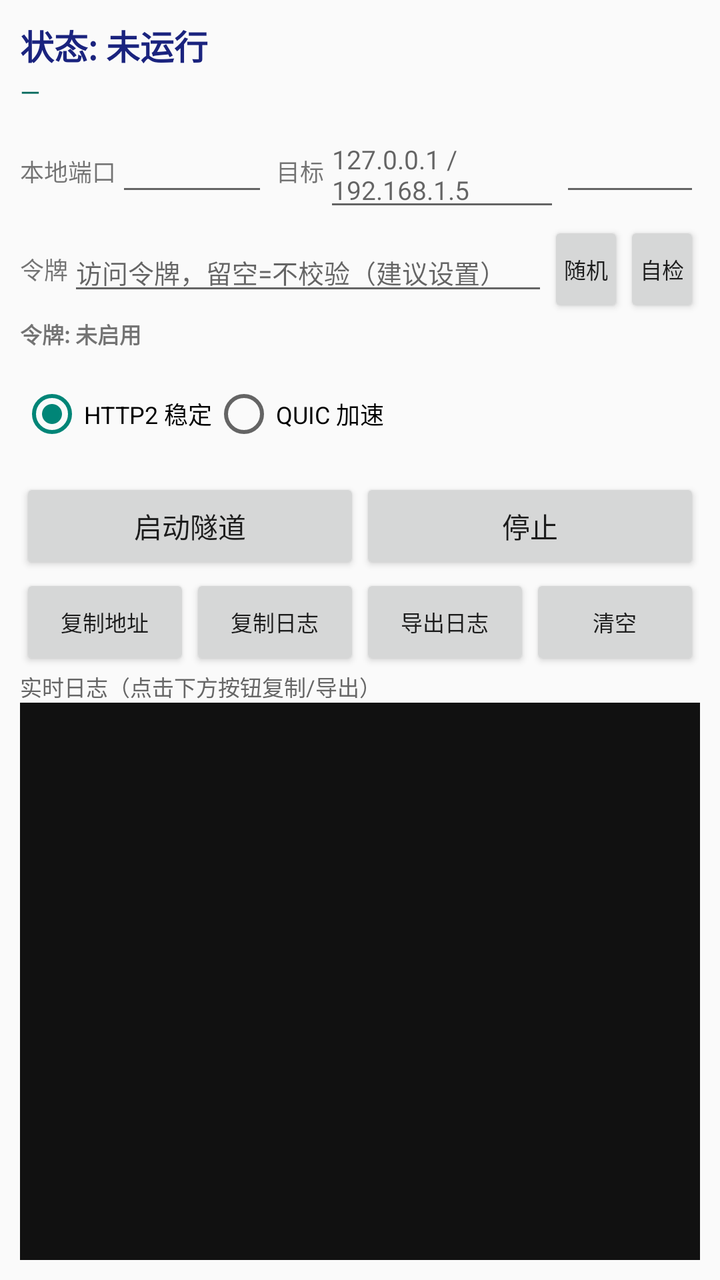
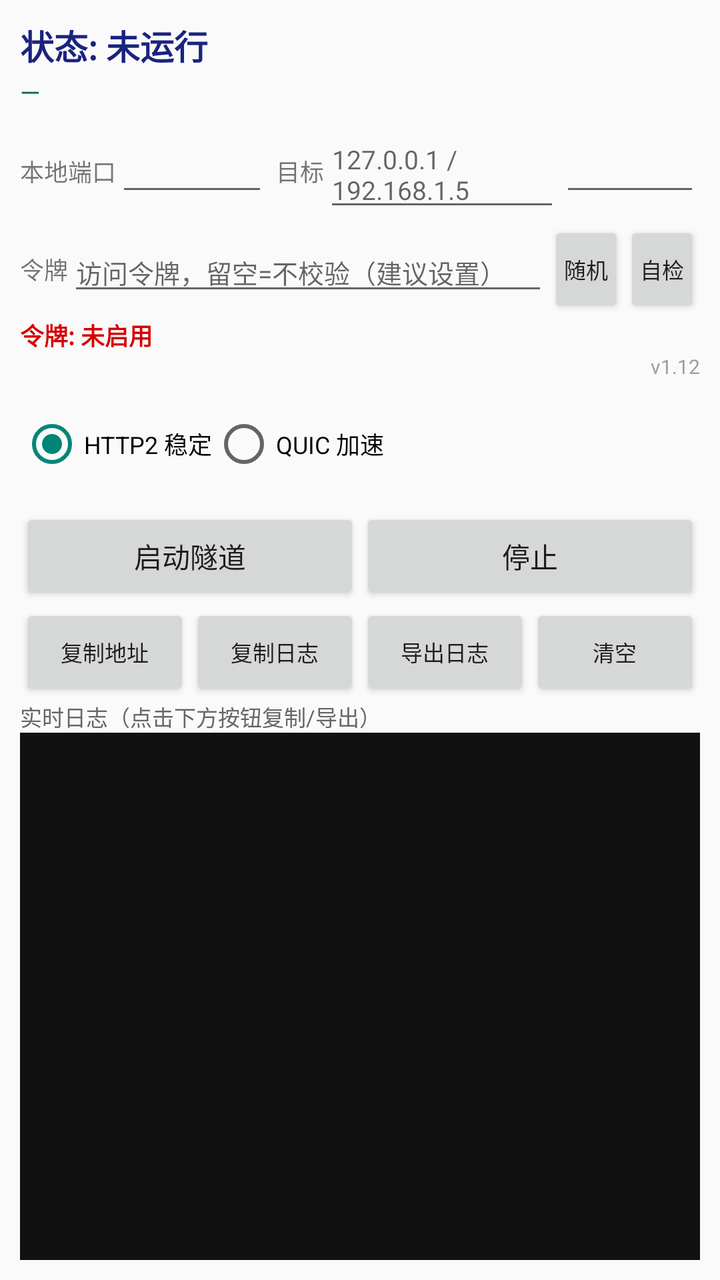

Two renders of the same Android screen: before a commit and after it. Below are the layout's source before the change and the commit's diff.
<!-- AndroidManifest.xml: application theme android:Theme.Material.Light.DarkActionBar -->
<!-- res/layout/main.xml -->
<?xml version="1.0" encoding="utf-8"?>
<LinearLayout xmlns:android="http://schemas.android.com/apk/res/android"
    android:layout_width="match_parent"
    android:layout_height="match_parent"
    android:orientation="vertical"
    android:padding="10dp"
    android:background="#FAFAFA">

    <TextView
        android:id="@+id/tvState"
        android:layout_width="match_parent"
        android:layout_height="wrap_content"
        android:text="状态: 未运行"
        android:textSize="17sp"
        android:textStyle="bold"
        android:textColor="#1A237E" />

    <TextView
        android:id="@+id/tvUrl"
        android:layout_width="match_parent"
        android:layout_height="wrap_content"
        android:layout_marginTop="2dp"
        android:layout_marginBottom="6dp"
        android:text="—"
        android:textColor="#00695C"
        android:textIsSelectable="true"
        android:textSize="13sp" />

    <LinearLayout
        android:layout_width="match_parent"
        android:layout_height="wrap_content"
        android:gravity="center_vertical"
        android:orientation="horizontal">

        <TextView
            android:layout_width="wrap_content"
            android:layout_height="wrap_content"
            android:text="本地端口"
            android:textSize="12sp" />

        <EditText
            android:id="@+id/etLocalPort"
            android:layout_width="76dp"
            android:layout_height="wrap_content"
            android:inputType="number"
            android:maxLength="5"
            android:textSize="13sp" />

        <TextView
            android:layout_width="wrap_content"
            android:layout_height="wrap_content"
            android:layout_marginStart="4dp"
            android:text="目标"
            android:textSize="12sp" />

        <EditText
            android:id="@+id/etHost"
            android:layout_width="0dp"
            android:layout_height="wrap_content"
            android:layout_weight="1"
            android:hint="127.0.0.1 / 192.168.1.5"
            android:textSize="13sp" />

        <EditText
            android:id="@+id/etTargetPort"
            android:layout_width="70dp"
            android:layout_height="wrap_content"
            android:inputType="number"
            android:maxLength="5"
            android:textSize="13sp" />
    </LinearLayout>

    <LinearLayout
        android:layout_width="match_parent"
        android:layout_height="wrap_content"
        android:gravity="center_vertical"
        android:orientation="horizontal">

        <TextView
            android:layout_width="wrap_content"
            android:layout_height="wrap_content"
            android:text="令牌"
            android:textSize="12sp" />

        <EditText
            android:id="@+id/etToken"
            android:layout_width="0dp"
            android:layout_height="wrap_content"
            android:layout_weight="1"
            android:hint="访问令牌，留空=不校验（建议设置）"
            android:inputType="textVisiblePassword"
            android:textSize="13sp" />

        <Button
            android:id="@+id/btnGenToken"
            android:layout_width="wrap_content"
            android:layout_height="wrap_content"
            android:minWidth="0dp"
            android:paddingLeft="8dp"
            android:paddingRight="8dp"
            android:text="随机"
            android:textSize="11sp" />

        <Button
            android:id="@+id/btnSelfTest"
            android:layout_width="wrap_content"
            android:layout_height="wrap_content"
            android:minWidth="0dp"
            android:paddingLeft="8dp"
            android:paddingRight="8dp"
            android:text="自检"
            android:textSize="11sp" />
    </LinearLayout>

    <TextView
        android:id="@+id/tvTokenState"
        android:layout_width="match_parent"
        android:layout_height="wrap_content"
        android:text="令牌: 未启用"
        android:textSize="11sp"
        android:textStyle="bold" />

    <LinearLayout
        android:layout_width="match_parent"
        android:layout_height="wrap_content"
        android:gravity="center_vertical"
        android:orientation="horizontal">

    <RadioGroup
        android:id="@+id/rgProtocol"
        android:layout_width="match_parent"
        android:layout_height="wrap_content"
        android:orientation="horizontal">

        <RadioButton
            android:id="@+id/rbHttp2"
            android:layout_width="wrap_content"
            android:layout_height="wrap_content"
            android:checked="true"
            android:text="HTTP2 稳定"
            android:textSize="12sp" />

        <RadioButton
            android:id="@+id/rbQuic"
            android:layout_width="wrap_content"
            android:layout_height="wrap_content"
            android:text="QUIC 加速"
            android:textSize="12sp" />
    </RadioGroup>

        <CheckBox
            android:id="@+id/cbUnlimited"
            android:layout_width="wrap_content"
            android:layout_height="wrap_content"
            android:text="无限攻击"
            android:textColor="#D50000"
            android:textSize="11sp" />
    </LinearLayout>

    <LinearLayout
        android:layout_width="match_parent"
        android:layout_height="wrap_content"
        android:orientation="horizontal">

        <Button
            android:id="@+id/btnStart"
            android:layout_width="0dp"
            android:layout_height="wrap_content"
            android:layout_weight="1"
            android:text="启动隧道" />

        <Button
            android:id="@+id/btnStop"
            android:layout_width="0dp"
            android:layout_height="wrap_content"
            android:layout_weight="1"
            android:text="停止" />
    </LinearLayout>

    <LinearLayout
        android:layout_width="match_parent"
        android:layout_height="wrap_content"
        android:orientation="horizontal">

        <Button
            android:id="@+id/btnCopyUrl"
            android:layout_width="0dp"
            android:layout_height="wrap_content"
            android:layout_weight="1"
            android:text="复制地址"
            android:textSize="11sp" />

        <Button
            android:id="@+id/btnCopyLog"
            android:layout_width="0dp"
            android:layout_height="wrap_content"
            android:layout_weight="1"
            android:text="复制日志"
            android:textSize="11sp" />

        <Button
            android:id="@+id/btnShareLog"
            android:layout_width="0dp"
            android:layout_height="wrap_content"
            android:layout_weight="1"
            android:text="导出日志"
            android:textSize="11sp" />

        <Button
            android:id="@+id/btnClearLog"
            android:layout_width="0dp"
            android:layout_height="wrap_content"
            android:layout_weight="1"
            android:text="清空"
            android:textSize="11sp" />
    </LinearLayout>


    <TextView
        android:id="@+id/tvAlert"
        android:layout_width="match_parent"
        android:layout_height="wrap_content"
        android:layout_marginTop="4dp"
        android:background="#FFEBEE"
        android:padding="6dp"
        android:textColor="#D50000"
        android:textSize="12sp"
        android:textStyle="bold"
        android:visibility="gone" />

    <TextView
        android:layout_width="wrap_content"
        android:layout_height="wrap_content"
        android:text="实时日志（点击下方按钮复制/导出）"
        android:textColor="#666666"
        android:textSize="11sp" />

    <ScrollView
        android:id="@+id/svLog"
        android:layout_width="match_parent"
        android:layout_height="0dp"
        android:layout_weight="1"
        android:background="#111111"
        android:padding="6dp">

        <TextView
            android:id="@+id/tvLog"
            android:layout_width="wrap_content"
            android:layout_height="wrap_content"
            android:textColor="#B2FF59"
            android:textIsSelectable="true"
            android:textSize="9sp"
            android:typeface="monospace" />
    </ScrollView>

</LinearLayout>
<!-- resources referenced by this layout -->
<resources>

</resources>

<!-- the commit's change to res/layout/main.xml (unified diff, before → after) -->
@@ -117,8 +117,18 @@
         android:layout_width="match_parent"
         android:layout_height="wrap_content"
         android:text="令牌: 未启用"
-        android:textSize="11sp"
+        android:textColor="#D50000"
+        android:textSize="12sp"
         android:textStyle="bold" />
+
+    <TextView
+        android:id="@+id/tvVersion"
+        android:layout_width="match_parent"
+        android:layout_height="wrap_content"
+        android:gravity="end"
+        android:text="v1.12"
+        android:textColor="#9E9E9E"
+        android:textSize="10sp" />
 
     <LinearLayout
         android:layout_width="match_parent"
